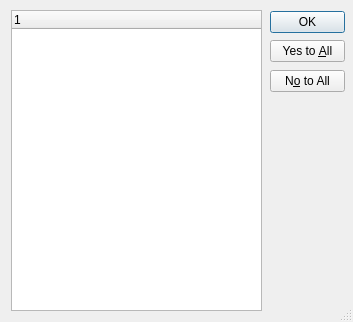
Above: choix_controles.ui from Taoalex542/portage-OGRE-QGIS before the change. Below: the same form after it.
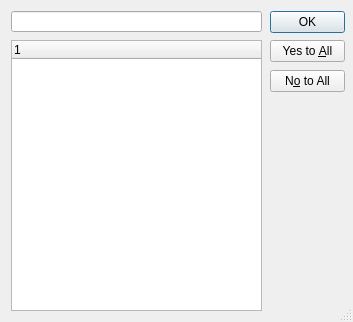
That is the form after the change.

Commit message: création de la recherche dans la fenêtre contrôle

Patch:
```diff
--- a/choix_controles.ui
+++ b/choix_controles.ui
@@ -77,9 +77,9 @@
    <property name="geometry">
     <rect>
      <x>11</x>
-     <y>10</y>
+     <y>40</y>
      <width>251</width>
-     <height>301</height>
+     <height>271</height>
     </rect>
    </property>
    <property name="rootIsDecorated">
@@ -91,6 +91,19 @@
     </property>
    </column>
   </widget>
+  <widget class="QLineEdit" name="lineEdit">
+   <property name="geometry">
+    <rect>
+     <x>11</x>
+     <y>11</y>
+     <width>251</width>
+     <height>21</height>
+    </rect>
+   </property>
+   <property name="text">
+    <string/>
+   </property>
+  </widget>
  </widget>
  <resources/>
  <connections>
```
Left out of the diff: 3 changed lines with no effect on the pictures. The commit also changes 4 other files.
